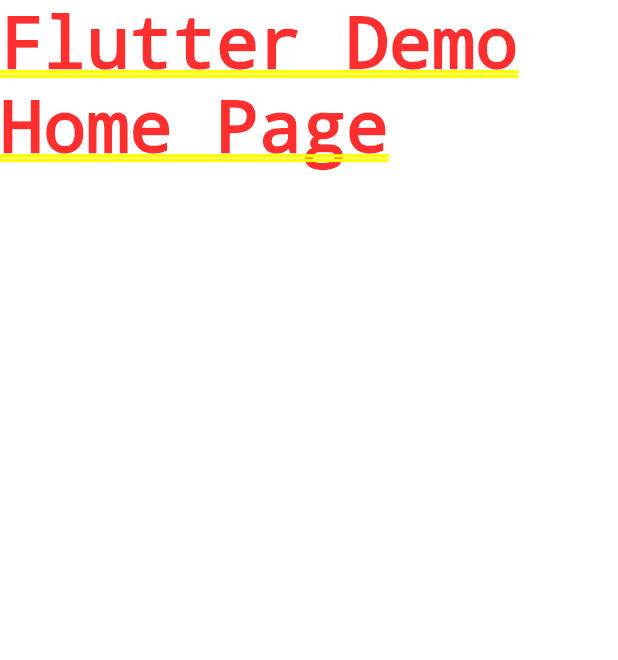
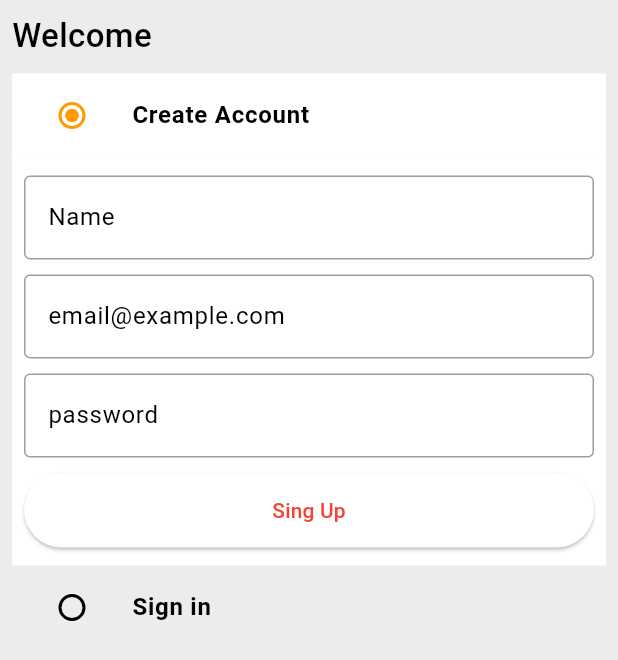
Before and after one commit to seyedAliHamedi/amazon_clone, a Flutter app: the screen it shows after launch, on a phone screen of 412 x 824 dp. Shown: the top 660 px of the screen. Run offline on Flutter 3.47's test engine with Material 3 defaults, Android fonts, the phone set to English and light mode, and no system bars.

Commit message:
auth screen(ui) implemented

```diff
--- /dev/null
+++ b/lib/core/common/screens/not_found_screen.dart
@@ -0,0 +1,19 @@
+import 'package:flutter/material.dart';
+
+class NotFoundScreen extends StatefulWidget {
+  const NotFoundScreen({super.key});
+
+  @override
+  State<NotFoundScreen> createState() => _NotFoundScreenState();
+}
+
+class _NotFoundScreenState extends State<NotFoundScreen> {
+  @override
+  Widget build(BuildContext context) {
+    return const Scaffold(
+      body: Center(
+        child: Text("THE PAGE IS NOT FOUND"),
+      ),
+    );
+  }
+}
--- /dev/null
+++ b/lib/core/common/widgets/custom_button.dart
@@ -0,0 +1,18 @@
+import 'package:flutter/material.dart';
+
+class CustomButton extends StatelessWidget {
+  final String text;
+  final VoidCallback onTap;
+  const CustomButton({super.key, required this.text, required this.onTap});
+
+  @override
+  Widget build(BuildContext context) {
+    return ElevatedButton(
+      onPressed: onTap,
+      style: ElevatedButton.styleFrom(
+        minimumSize: const Size(double.infinity, 50),
+      ),
+      child: Text(text),
+    );
+  }
+}
--- /dev/null
+++ b/lib/core/common/widgets/custom_textfield.dart
@@ -0,0 +1,25 @@
+import 'package:flutter/material.dart';
+
+class CustomTextField extends StatelessWidget {
+  final TextEditingController controller;
+  final String hintText;
+  const CustomTextField(
+      {super.key, required this.controller, required this.hintText});
+
+  @override
+  Widget build(BuildContext context) {
+    return TextFormField(
+      controller: controller,
+      decoration: InputDecoration(
+        hintText: hintText,
+        border: const OutlineInputBorder(
+          borderSide: BorderSide(color: Colors.black38),
+        ),
+        enabledBorder: const OutlineInputBorder(
+          borderSide: BorderSide(color: Colors.black38),
+        ),
+      ),
+      validator: (value) {},
+    );
+  }
+}
--- a/lib/constants/global_variables.dart
+++ b/lib/core/ui.dart
@@ -1,8 +1,7 @@
-
 import 'package:flutter/material.dart';
 
-class GlobalVariables{
-    // COLORS
+class UI {
+  // COLORS
   static const appBarGradient = LinearGradient(
     colors: [
       Color.fromARGB(255, 29, 201, 192),
@@ -16,5 +15,4 @@ class GlobalVariables{
   static const Color greyBackgroundCOlor = Color(0xffebecee);
   static var selectedNavBarColor = Colors.cyan[800]!;
   static const unselectedNavBarColor = Colors.black87;
-
 }
--- /dev/null
+++ b/lib/features/auth/screens/auth_screen.dart
@@ -0,0 +1,150 @@
+import 'package:amazon_clone/core/common/widgets/custom_button.dart';
+import 'package:amazon_clone/core/common/widgets/custom_textfield.dart';
+import 'package:amazon_clone/core/ui.dart';
+import 'package:flutter/material.dart';
+
+enum Auth {
+  signin,
+  signup,
+}
+
+class AuthScreen extends StatefulWidget {
+  static const String routeName = "/auth-screen";
+  const AuthScreen({super.key});
+
+  @override
+  State<AuthScreen> createState() => _AuthScreenState();
+}
+
+class _AuthScreenState extends State<AuthScreen> {
+  Auth _auth = Auth.signup;
+  final _signUpFormKey = GlobalKey<FormState>();
+  final _signInFormKey = GlobalKey<FormState>();
+  final TextEditingController _emailController = TextEditingController();
+  final TextEditingController _passwordController = TextEditingController();
+  final TextEditingController _nameController = TextEditingController();
+
+  @override
+  void dispose() {
+    _emailController.dispose();
+    _passwordController.dispose();
+    _nameController.dispose();
+
+    super.dispose();
+  }
+
+  @override
+  Widget build(BuildContext context) {
+    return Scaffold(
+      backgroundColor: UI.greyBackgroundCOlor,
+      body: SafeArea(
+        child: Padding(
+          padding: const EdgeInsets.all(8.0),
+          child: Column(
+            crossAxisAlignment: CrossAxisAlignment.start,
+            children: [
+              const Text(
+                "Welcome",
+                style: TextStyle(fontSize: 22, fontWeight: FontWeight.w500),
+              ),
+              const SizedBox(height: 10),
+              ListTile(
+                tileColor: _auth == Auth.signup
+                    ? UI.backgroundColor
+                    : UI.greyBackgroundCOlor,
+                title: const Text(
+                  "Create Account",
+                  style: TextStyle(fontWeight: FontWeight.bold),
+                ),
+                leading: Radio(
+                  activeColor: UI.secondaryColor,
+                  value: Auth.signup,
+                  groupValue: _auth,
+                  onChanged: (Auth? val) {
+                    setState(() {
+                      _auth = val!;
+                    });
+                  },
+                ),
+              ),
+              _auth == Auth.signin
+                  ? const SizedBox.shrink()
+                  : Container(
+                      color: UI.backgroundColor,
+                      padding: const EdgeInsets.symmetric(
+                          horizontal: 8, vertical: 12),
+                      child: Form(
+                        key: _signUpFormKey,
+                        child: Column(
+                          children: [
+                            CustomTextField(
+                              controller: _nameController,
+                              hintText: "Name",
+                            ),
+                            const SizedBox(height: 10),
+                            CustomTextField(
+                              controller: _emailController,
+                              hintText: "email@example.com",
+                            ),
+                            const SizedBox(height: 10),
+                            CustomTextField(
+                              controller: _passwordController,
+                              hintText: "password",
+                            ),
+                            const SizedBox(height: 10),
+                            CustomButton(text: "Sing Up", onTap: () {})
+                          ],
+                        ),
+                      ),
+                    ),
+              ListTile(
+                tileColor: _auth == Auth.signin
+                    ? UI.backgroundColor
+                    : UI.greyBackgroundCOlor,
+                title: const Text(
+                  "Sign in",
+                  style: TextStyle(fontWeight: FontWeight.bold),
+                ),
+                leading: Radio(
+                  activeColor: UI.secondaryColor,
+                  value: Auth.signin,
+                  groupValue: _auth,
+                  onChanged: (Auth? val) {
+                    setState(() {
+                      _auth = val!;
+                    });
+                  },
+                ),
+              ),
+              _auth == Auth.signup
+                  ? const SizedBox.shrink()
+                  : Container(
+                      color: UI.backgroundColor,
+                      padding: const EdgeInsets.symmetric(
+                          horizontal: 8, vertical: 12),
+                      child: Form(
+                        key: _signUpFormKey,
+                        child: Column(
+                          children: [
+                            CustomTextField(
+                              controller: _emailController,
+                              hintText: "email@example.com",
+                            ),
+                            const SizedBox(height: 10),
+                            CustomTextField(
+                              controller: _passwordController,
+                              hintText: "password",
+                            ),
+                            const SizedBox(height: 10),
+                            CustomButton(text: "Sing In", onTap: () {})
+                          ],
+                        ),
+                      ),
+                    ),
+            ],
+          ),
+        ),
+      ),
+    );
+  }
+}
--- a/lib/main.dart
+++ b/lib/main.dart
@@ -1,7 +1,12 @@
+import 'package:amazon_clone/core/ui.dart';
+import 'package:amazon_clone/features/auth/screens/auth_screen.dart';
+import 'package:amazon_clone/router.dart';
 import 'package:flutter/material.dart';
 
 void main() {
-  runApp(const MyApp());
+  runApp(
+    const MyApp(),
+  );
 }
 
 class MyApp extends StatelessWidget {
@@ -10,12 +15,20 @@ class MyApp extends StatelessWidget {
   @override
   Widget build(BuildContext context) {
     return MaterialApp(
+      debugShowCheckedModeBanner: false,
       title: 'Amazon Clone ',
       theme: ThemeData(
-        colorScheme: ColorScheme.fromSeed(seedColor: Colors.deepPurple),
-        useMaterial3: true,
+        scaffoldBackgroundColor: UI.backgroundColor,
+        appBarTheme: const AppBarTheme().copyWith(
+          elevation: 0,
+          iconTheme: const IconThemeData(color: Colors.black),
+        ),
+        colorScheme: const ColorScheme.light(
+          primary: Colors.red,
+        ),
       ),
-      home: const Text( 'Flutter Demo Home Page'),
+      onGenerateRoute: (settings) => generateRoute(settings),
+      home: const AuthScreen(),
     );
   }
 }
--- /dev/null
+++ b/lib/router.dart
@@ -0,0 +1,18 @@
+import 'package:amazon_clone/core/common/screens/not_found_screen.dart';
+import 'package:amazon_clone/features/auth/screens/auth_screen.dart';
+import 'package:flutter/material.dart';
+
+Route<dynamic> generateRoute(RouteSettings settings) {
+  switch (settings.name) {
+    case AuthScreen.routeName:
+      return MaterialPageRoute(
+        settings: settings,
+        builder: (_) => const AuthScreen(),
+      );
+    default:
+      return MaterialPageRoute(
+        settings: settings,
+        builder: (_) => const NotFoundScreen(),
+      );
+  }
+}
```
Also changed, not shown: 1 other file.
